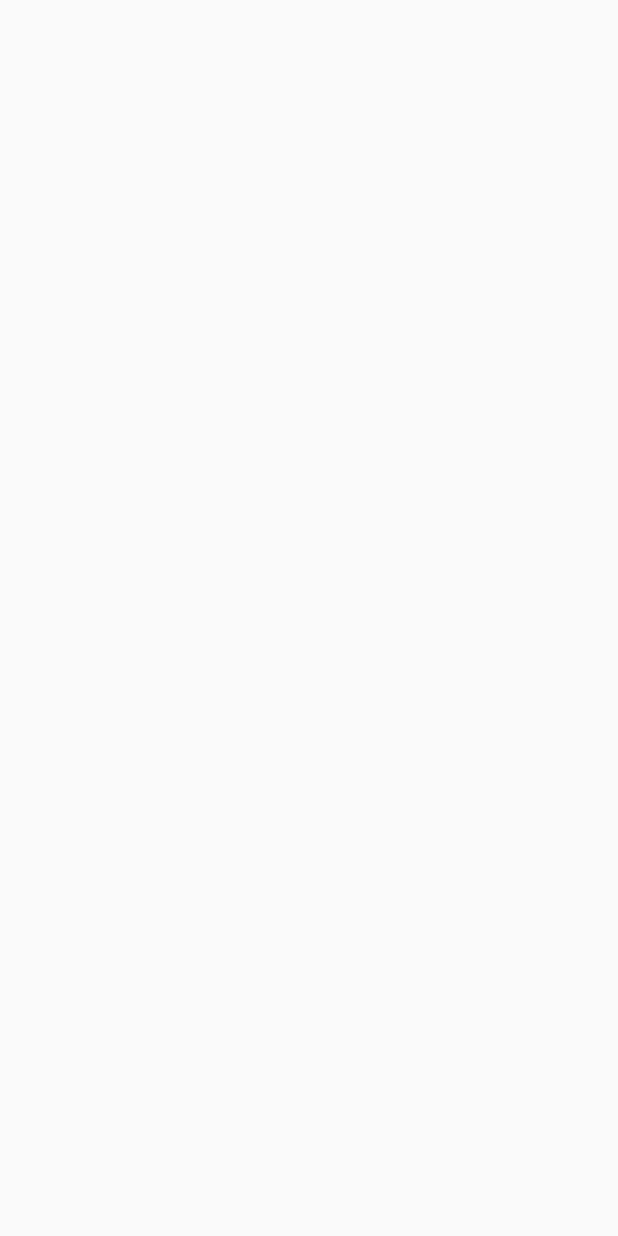
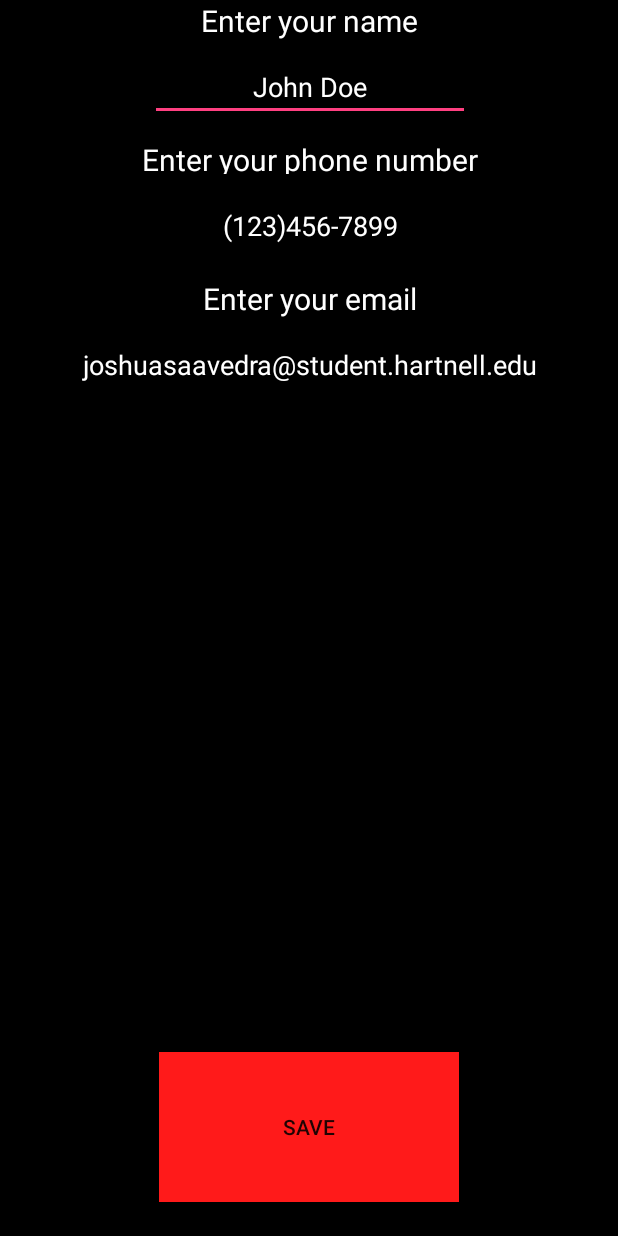
Before and after one commit to daft01/help.me, an Android app: the SettingsActivity screen opened directly, with no data from a screen before it, on a phone screen of 412 x 824 dp. Before the commit the screen is empty. Run offline under Robolectric (Android 15) with nearby library versions, the phone set to English and light mode, and no system bars.

Commit message:
Added the settings page as requirement per Daniel's criteria

```diff
--- a/help.me/app/src/main/res/layout/activity_settings.xml
+++ b/help.me/app/src/main/res/layout/activity_settings.xml
@@ -1,10 +1,114 @@
 <?xml version="1.0" encoding="utf-8"?>
-<android.support.constraint.ConstraintLayout
-    xmlns:android="http://schemas.android.com/apk/res/android"
+<android.support.constraint.ConstraintLayout xmlns:android="http://schemas.android.com/apk/res/android"
     xmlns:app="http://schemas.android.com/apk/res-auto"
     xmlns:tools="http://schemas.android.com/tools"
     android:layout_width="match_parent"
     android:layout_height="match_parent"
+    android:background="#000000"
     tools:context="com.firstapp.helpme.SettingsActivity">
 
+    <EditText
+        android:id="@+id/editText"
+        android:layout_width="wrap_content"
+        android:layout_height="wrap_content"
+        android:layout_marginTop="8dp"
+        android:ems="10"
+        android:hint="John Doe"
+        android:inputType="textPersonName"
+        android:textColorHint="#FFFFFF"
+        android:textColor="#FFFFFF"
+        android:textAlignment="center"
+        app:layout_constraintBottom_toBottomOf="parent"
+        app:layout_constraintEnd_toEndOf="parent"
+        app:layout_constraintHorizontal_bias="0.502"
+        app:layout_constraintStart_toStartOf="parent"
+        app:layout_constraintTop_toBottomOf="@+id/textView2"
+        app:layout_constraintVertical_bias="0.0" />
+
+    <EditText
+        android:id="@+id/editText2"
+        android:layout_width="wrap_content"
+        android:layout_height="wrap_content"
+        android:layout_marginTop="12dp"
+        android:ems="10"
+        android:hint="(123)456-7899"
+        android:textColorHint="#FFFFFF"
+        android:textColor="#FFFFFF"
+        android:inputType="phone"
+        android:textAlignment="center"
+        app:layout_constraintEnd_toEndOf="parent"
+        app:layout_constraintHorizontal_bias="0.502"
+        app:layout_constraintStart_toStartOf="parent"
+        app:layout_constraintTop_toBottomOf="@+id/textView3" />
+
+    <EditText
+        android:id="@+id/editText3"
+        android:layout_width="match_parent"
+        android:layout_height="wrap_content"
+        android:layout_marginTop="8dp"
+        android:ems="10"
+        android:hint="joshuasaavedra@student.hartnell.edu"
+        android:inputType="textEmailAddress"
+        android:textColorHint="#FFFFFF"
+        android:textColor="#FFFFFF"
+        android:textAlignment="center"
+        app:layout_constraintBottom_toBottomOf="parent"
+        app:layout_constraintEnd_toEndOf="parent"
+        app:layout_constraintHorizontal_bias="0.502"
+        app:layout_constraintStart_toStartOf="parent"
+        app:layout_constraintTop_toBottomOf="@+id/textView4"
+        app:layout_constraintVertical_bias="0.0" />
+
+    <TextView
+        android:id="@+id/textView2"
+        android:layout_width="wrap_content"
+        android:layout_height="wrap_content"
+        android:text="Enter your name"
+        android:textAlignment="center"
+        android:textSize="20sp"
+        android:textColor="#FFFFFF"
+        app:layout_constraintEnd_toEndOf="parent"
+        app:layout_constraintHorizontal_bias="0.5"
+        app:layout_constraintStart_toStartOf="parent"
+        tools:layout_editor_absoluteY="33dp" />
+
+    <TextView
+        android:id="@+id/textView3"
+        android:layout_width="wrap_content"
+        android:layout_height="23dp"
+        android:layout_marginTop="12dp"
+        android:text="Enter your phone number"
+        android:textSize="20sp"
+        android:textColor="#FFFFFF"
+        app:layout_constraintEnd_toEndOf="parent"
+        app:layout_constraintHorizontal_bias="0.503"
+        app:layout_constraintStart_toStartOf="parent"
+        app:layout_constraintTop_toBottomOf="@+id/editText" />
+
+    <TextView
+        android:id="@+id/textView4"
+        android:layout_width="wrap_content"
+        android:layout_height="wrap_content"
+        android:layout_marginTop="12dp"
+        android:text="Enter your email"
+        android:textSize="20sp"
+        android:textColor="#FFFFFF"
+        app:layout_constraintEnd_toEndOf="parent"
+        app:layout_constraintHorizontal_bias="0.502"
+        app:layout_constraintStart_toStartOf="parent"
+        app:layout_constraintTop_toBottomOf="@+id/editText2" />
+
+    <Button
+        android:id="@+id/button11"
+        android:layout_width="wrap_content"
+        android:layout_height="wrap_content"
+        android:text="Save"
+        android:width="200sp"
+        android:height="100sp"
+        android:background="@color/red"
+        app:layout_constraintBottom_toBottomOf="parent"
+        app:layout_constraintEnd_toEndOf="parent"
+        app:layout_constraintStart_toStartOf="parent"
+        app:layout_constraintTop_toTopOf="parent"
+        app:layout_constraintVertical_bias="0.969" />
 </android.support.constraint.ConstraintLayout>
```
